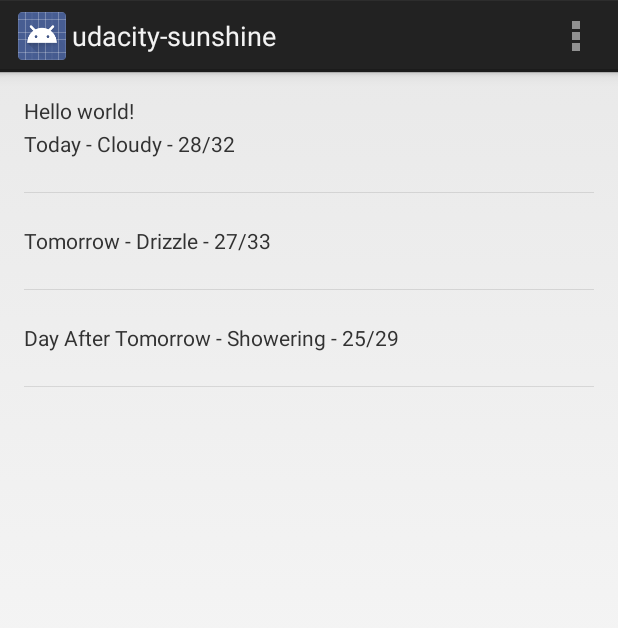
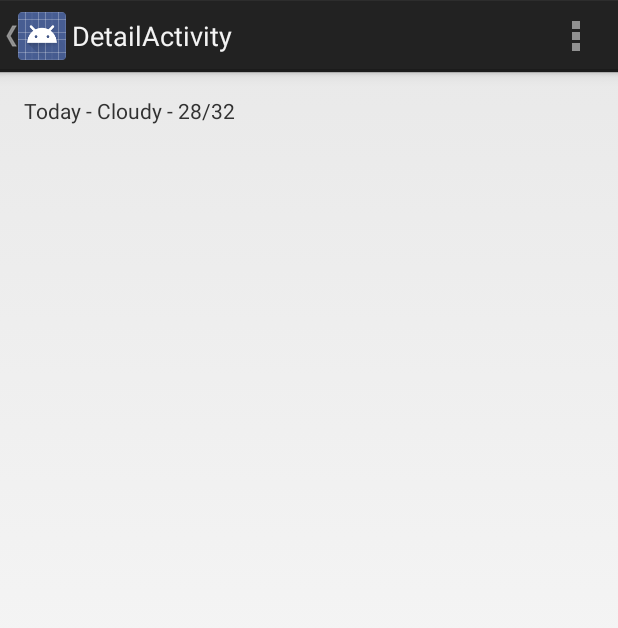
Before and after one commit to ravindraved/android_udacity-sunshine, an Android app: the screen it shows after launch (MainActivity before the commit, DetailActivity after it), after a tap on "Today - Cloudy - 28/32", on a phone screen of 412 x 824 dp. Shown: the top 628 px of the screen. Run offline under Robolectric (Android 15) with nearby library versions, the phone set to English and light mode, and no system bars.

Commit message:
Lesson 3 - Add Detail Activity and Show froecast from the intent feed data.

```diff
--- a/app/src/main/AndroidManifest.xml
+++ b/app/src/main/AndroidManifest.xml
@@ -2,9 +2,8 @@
 <manifest xmlns:android="http://schemas.android.com/apk/res/android"
     package="tutorials.udacity.android.sl.ravived.in.udacity_sunshine">
 
-    <!-- Needed fot access sunshine weather data from internet..-->
+    <!-- Needed fot access sunshine weather data from internet.. -->
     <uses-permission android:name="android.permission.INTERNET" />
-
 
     <application
         android:allowBackup="true"
@@ -15,16 +14,19 @@
             android:name=".MainActivity"
             android:label="@string/app_name">
             <intent-filter>
-
-            <action android:name="android.intent.action.MAIN" />
+                <action android:name="android.intent.action.MAIN" />
 
                 <category android:name="android.intent.category.LAUNCHER" />
-
             </intent-filter>
-
         </activity>
-
+        <activity
+            android:name=".DetailActivity"
+            android:label="@string/title_activity_detail"
+            android:parentActivityName=".MainActivity">
+            <meta-data
+                android:name="android.support.PARENT_ACTIVITY"
+                android:value="tutorials.udacity.android.sl.ravived.in.udacity_sunshine.MainActivity" />
+        </activity>
     </application>
 
-
 </manifest>
--- /dev/null
+++ b/app/src/main/java/tutorials/udacity/android/sl/ravived/in/udacity_sunshine/DetailActivity.java
@@ -0,0 +1,73 @@
+package tutorials.udacity.android.sl.ravived.in.udacity_sunshine;
+
+import android.app.Activity;
+import android.app.ActionBar;
+import android.app.Fragment;
+import android.content.Intent;
+import android.os.Bundle;
+import android.view.LayoutInflater;
+import android.view.Menu;
+import android.view.MenuItem;
+import android.view.View;
+import android.view.ViewGroup;
+import android.os.Build;
+import android.widget.TextView;
+
+
+public class DetailActivity extends Activity {
+
+    @Override
+    protected void onCreate(Bundle savedInstanceState) {
+        super.onCreate(savedInstanceState);
+        setContentView(R.layout.activity_detail);
+        if (savedInstanceState == null) {
+            getFragmentManager().beginTransaction()
+                    .add(R.id.container, new PlaceholderFragment())
+                    .commit();
+        }
+    }
+
+
+    @Override
+    public boolean onCreateOptionsMenu(Menu menu) {
+        // Inflate the menu; this adds items to the action bar if it is present.
+        getMenuInflater().inflate(R.menu.detail, menu);
+        return true;
+    }
+
+    @Override
+    public boolean onOptionsItemSelected(MenuItem item) {
+        // Handle action bar item clicks here. The action bar will
+        // automatically handle clicks on the Home/Up button, so long
+        // as you specify a parent activity in AndroidManifest.xml.
+        int id = item.getItemId();
+        if (id == R.id.action_settings) {
+            return true;
+        }
+        return super.onOptionsItemSelected(item);
+    }
+
+    /**
+     * A placeholder fragment containing a simple view.
+     */
+    public static class PlaceholderFragment extends Fragment {
+
+        public PlaceholderFragment() {
+        }
+
+        @Override
+        public View onCreateView(LayoutInflater inflater, ViewGroup container,
+                                 Bundle savedInstanceState) {
+
+            Intent intent = getActivity().getIntent();
+            View rootView = inflater.inflate(R.layout.fragment_detail, container, false);
+
+            if (intent != null && intent.hasExtra(Intent.EXTRA_TEXT)) {
+                String forecast = intent.getStringExtra(Intent.EXTRA_TEXT);
+                ((TextView) rootView.findViewById(R.id.detail_text)).setText(forecast);
+
+            }
+            return rootView;
+        }
+    }
+}
--- a/app/src/main/java/tutorials/udacity/android/sl/ravived/in/udacity_sunshine/ForecastFragment.java
+++ b/app/src/main/java/tutorials/udacity/android/sl/ravived/in/udacity_sunshine/ForecastFragment.java
@@ -2,6 +2,7 @@ package tutorials.udacity.android.sl.ravived.in.udacity_sunshine;
 
 import android.app.Fragment;
 import android.content.Context;
+import android.content.Intent;
 import android.net.Uri;
 import android.os.AsyncTask;
 import android.os.Bundle;
@@ -93,6 +94,9 @@ public class ForecastFragment extends Fragment {
 
                 Toast toast = Toast.makeText(context, text, duration);
                 toast.show();
+
+                Intent intent = new Intent(getActivity(), DetailActivity.class).putExtra(Intent.EXTRA_TEXT, forecastDataOfClickedItem);
+                startActivity(intent);
             }
         });
 
--- /dev/null
+++ b/app/src/main/res/layout/activity_detail.xml
@@ -0,0 +1,7 @@
+<FrameLayout xmlns:android="http://schemas.android.com/apk/res/android"
+    xmlns:tools="http://schemas.android.com/tools"
+    android:id="@+id/container"
+    android:layout_width="match_parent"
+    android:layout_height="match_parent"
+    tools:context="tutorials.udacity.android.sl.ravived.in.udacity_sunshine.DetailActivity"
+    tools:ignore="MergeRootFrame" />
--- /dev/null
+++ b/app/src/main/res/layout/fragment_detail.xml
@@ -0,0 +1,17 @@
+<RelativeLayout xmlns:android="http://schemas.android.com/apk/res/android"
+    xmlns:tools="http://schemas.android.com/tools"
+    android:layout_width="match_parent"
+    android:layout_height="match_parent"
+    android:paddingLeft="@dimen/activity_horizontal_margin"
+    android:paddingRight="@dimen/activity_horizontal_margin"
+    android:paddingTop="@dimen/activity_vertical_margin"
+    android:paddingBottom="@dimen/activity_vertical_margin"
+    tools:context="tutorials.udacity.android.sl.ravived.in.udacity_sunshine.DetailActivity$PlaceholderFragment">
+
+    <TextView
+        android:id="@+id/detail_text"
+        android:text="@string/hello_world"
+        android:layout_width="wrap_content"
+        android:layout_height="wrap_content" />
+
+</RelativeLayout>
--- /dev/null
+++ b/app/src/main/res/menu/detail.xml
@@ -0,0 +1,9 @@
+<menu xmlns:android="http://schemas.android.com/apk/res/android"
+    xmlns:tools="http://schemas.android.com/tools"
+    tools:context="tutorials.udacity.android.sl.ravived.in.udacity_sunshine.DetailActivity">
+    <item
+        android:id="@+id/action_settings"
+        android:title="@string/action_settings"
+        android:orderInCategory="100"
+        android:showAsAction="never" />
+</menu>
--- a/app/src/main/res/values/strings.xml
+++ b/app/src/main/res/values/strings.xml
@@ -7,5 +7,6 @@
     <string name="app_current_temp">21°</string>
     <string name="cloud_string">cloud string</string>
     <string name="app_refresh" transferable="false">Refresh</string>
+    <string name="title_activity_detail">DetailActivity</string>
 
 </resources>
```
